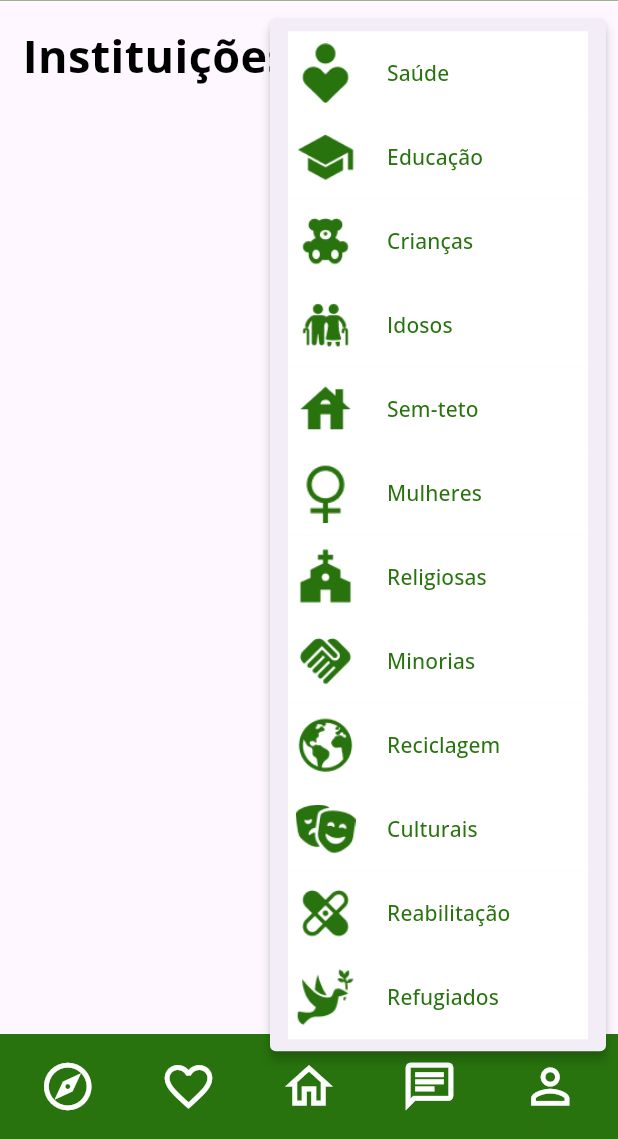
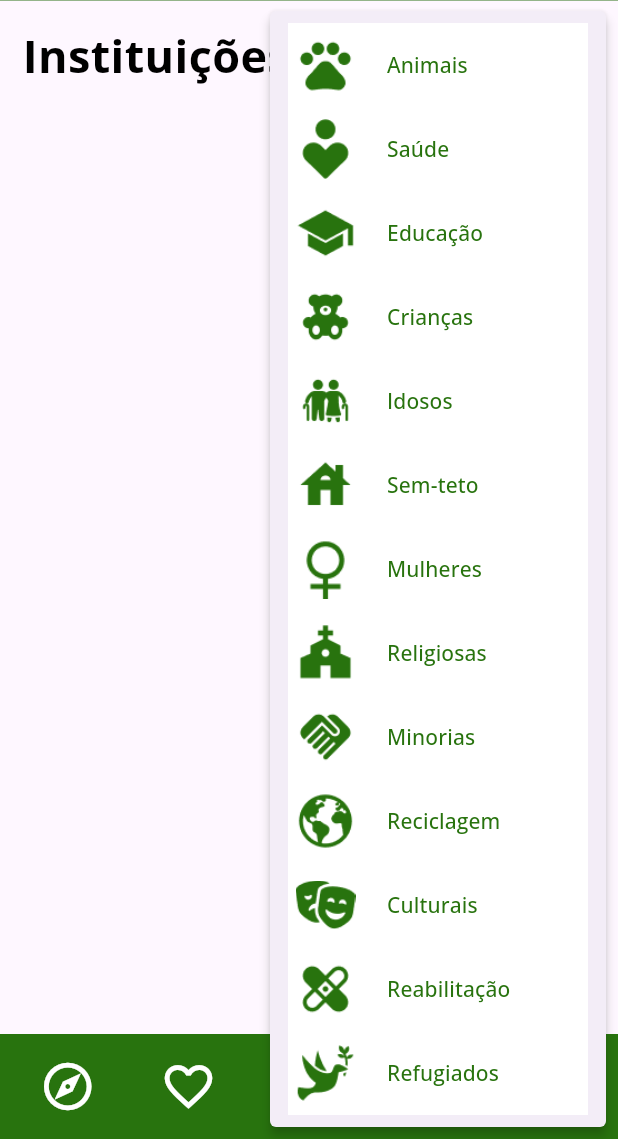
Before and after one commit to gui-henri/cint, a Flutter app: the ExplorarPage screen opened by its route, after a tap on the "filter list" icon, on a phone screen of 412 x 824 dp, the part 97-1236 px from its top. Run offline on Flutter 3.47's test engine with Material 3 defaults, Android fonts, the light colour scheme and no system bars; our stand-ins replace carousel_slider, flutter_speed_dial, google_fonts, google_sign_in, image_picker, supabase_flutter; accounts and stored records are empty; network calls fail.

Commit message:
add icones Animais

```diff
--- a/lib/components/icones_ong.dart
+++ b/lib/components/icones_ong.dart
@@ -61,7 +61,7 @@ List<Map<String, dynamic>> iconesOng = [
   },
   {
     "tipo": 'Animais',
-    "icon-white": 'assets/icons/sem-teto_white.png',
-    "icon-green": 'assets/icons/sem-teto_green.png'
+    "icon-white": 'assets/icons/pets_white.png',
+    "icon-green": 'assets/icons/pets_green.png'
   },
 ];
--- a/lib/pages/explorar.page.dart
+++ b/lib/pages/explorar.page.dart
@@ -153,6 +153,28 @@ class _ExplorarPageState extends State<ExplorarPage> {
     return PopupMenuButton<String>(
         icon: const Icon(Icons.filter_list_outlined),
         itemBuilder: (BuildContext context) => <PopupMenuEntry<String>>[
+              PopupMenuItem<String>(
+                value: 'Animais',
+                child: BotaoTipoOng(
+                  iconOff: iconesOng.firstWhere(
+                      (item) => item["tipo"] == 'Animais')["icon-green"],
+                  iconOn: iconesOng.firstWhere(
+                      (item) => item["tipo"] == 'Animais')["icon-white"],
+                  ongsFiltradas: ongsFiltradas,
+                  tipo: 'Animais',
+                  onTap: (tipo) {
+                    if (!ongsFiltradas.contains(tipo)) {
+                      setState(() {
+                        ongsFiltradas.add(tipo);
+                      });
+                    } else {
+                      setState(() {
+                        ongsFiltradas.remove(tipo);
+                      });
+                    }
+                  },
+                ),
+              ),
               PopupMenuItem<String>(
                 value: 'Saúde',
                 child: BotaoTipoOng(
```
Also changed, not shown: assets/icons/pets_green.png (added), assets/icons/pets_white.png (added).
